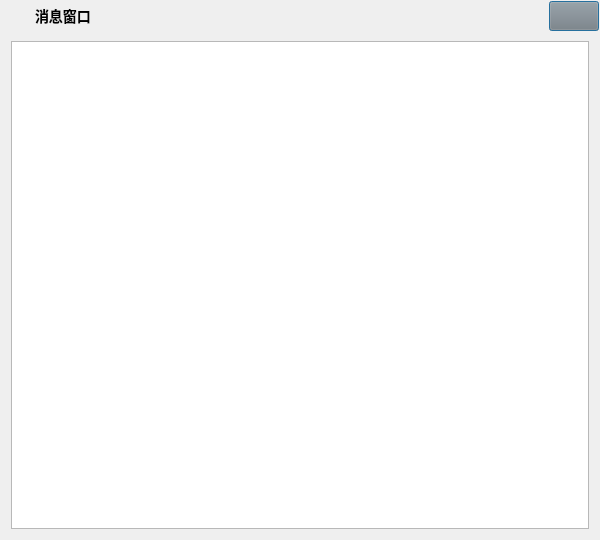
Before: the Qt Designer form source/ui/MsgViewUi.ui in ChiyukiGana/Quickinput, drawn with Qt 5.
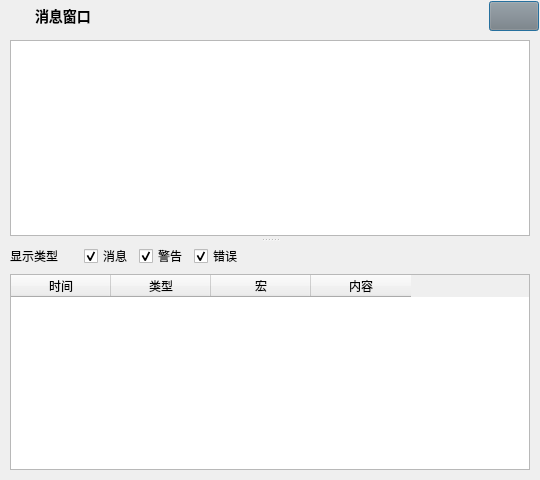
After: the same form once the commit is applied. Icons and pictures are not drawn.

Diff of the .ui file:
```diff
--- a/source/ui/MsgViewUi.ui
+++ b/source/ui/MsgViewUi.ui
@@ -6,20 +6,14 @@
    <rect>
     <x>0</x>
     <y>0</y>
-    <width>600</width>
-    <height>540</height>
+    <width>540</width>
+    <height>480</height>
    </rect>
   </property>
   <property name="minimumSize">
    <size>
-    <width>600</width>
-    <height>540</height>
-   </size>
-  </property>
-  <property name="maximumSize">
-   <size>
-    <width>600</width>
-    <height>540</height>
+    <width>400</width>
+    <height>200</height>
    </size>
   </property>
   <property name="windowTitle">
@@ -188,26 +182,138 @@
       <string notr="true"/>
      </property>
      <layout class="QVBoxLayout" name="verticalLayout">
-      <property name="spacing">
-       <number>0</number>
-      </property>
-      <property name="leftMargin">
-       <number>10</number>
-      </property>
-      <property name="topMargin">
-       <number>10</number>
-      </property>
-      <property name="rightMargin">
-       <number>10</number>
-      </property>
-      <property name="bottomMargin">
-       <number>10</number>
-      </property>
       <item>
-       <widget class="QPlainTextEdit" name="text">
-        <property name="readOnly">
-         <bool>true</bool>
+       <widget class="QSplitter" name="splitter">
+        <property name="orientation">
+         <enum>Qt::Orientation::Vertical</enum>
         </property>
+        <property name="handleWidth">
+         <number>8</number>
+        </property>
+        <widget class="QPlainTextEdit" name="text">
+         <property name="readOnly">
+          <bool>true</bool>
+         </property>
+        </widget>
+        <widget class="QWidget" name="line_widget" native="true">
+         <layout class="QVBoxLayout" name="verticalLayout_2">
+          <property name="leftMargin">
+           <number>0</number>
+          </property>
+          <property name="rightMargin">
+           <number>0</number>
+          </property>
+          <property name="bottomMargin">
+           <number>0</number>
+          </property>
+          <item>
+           <layout class="QHBoxLayout" name="filter_layout">
+            <item>
+             <widget class="QLabel" name="filter_label">
+              <property name="text">
+               <string>显示类型</string>
+              </property>
+             </widget>
+            </item>
+            <item>
+             <spacer name="filter_left_spacer">
+              <property name="orientation">
+               <enum>Qt::Orientation::Horizontal</enum>
+              </property>
+              <property name="sizeType">
+               <enum>QSizePolicy::Policy::Fixed</enum>
+              </property>
+              <property name="sizeHint" stdset="0">
+               <size>
+                <width>20</width>
+                <height>20</height>
+               </size>
+              </property>
+             </spacer>
+            </item>
+            <item>
+             <widget class="QCheckBox" name="filter_msg_check">
+              <property name="text">
+               <string>消息</string>
+              </property>
+              <property name="checked">
+               <bool>true</bool>
+              </property>
+             </widget>
+            </item>
+            <item>
+             <widget class="QCheckBox" name="filter_war_check">
+              <property name="text">
+               <string>警告</string>
+              </property>
+              <property name="checked">
+               <bool>true</bool>
+              </property>
+             </widget>
+            </item>
+            <item>
+             <widget class="QCheckBox" name="filter_err_check">
+              <property name="text">
+               <string>错误</string>
+              </property>
+              <property name="checked">
+               <bool>true</bool>
+              </property>
+             </widget>
+            </item>
+            <item>
+             <spacer name="filter_right_spacer">
+              <property name="orientation">
+               <enum>Qt::Orientation::Horizontal</enum>
+              </property>
+              <property name="sizeHint" stdset="0">
+               <size>
+                <width>40</width>
+                <height>20</height>
+               </size>
+              </property>
+             </spacer>
+            </item>
+           </layout>
+          </item>
+          <item>
+           <widget class="QTableWidget" name="line">
+            <property name="editTriggers">
+             <set>QAbstractItemView::EditTrigger::NoEditTriggers</set>
+            </property>
+            <property name="selectionMode">
+             <enum>QAbstractItemView::SelectionMode::NoSelection</enum>
+            </property>
+            <property name="selectionBehavior">
+             <enum>QAbstractItemView::SelectionBehavior::SelectRows</enum>
+            </property>
+            <property name="gridStyle">
+             <enum>Qt::PenStyle::NoPen</enum>
+            </property>
+            <column>
+             <property name="text">
+              <string>时间</string>
+             </property>
+            </column>
+            <column>
+             <property name="text">
+              <string>类型</string>
+             </property>
+            </column>
+            <column>
+             <property name="text">
+              <string>宏</string>
+             </property>
+            </column>
+            <column>
+             <property name="text">
+              <string>内容</string>
+             </property>
+            </column>
+           </widget>
+          </item>
+         </layout>
+        </widget>
        </widget>
       </item>
      </layout>
```
